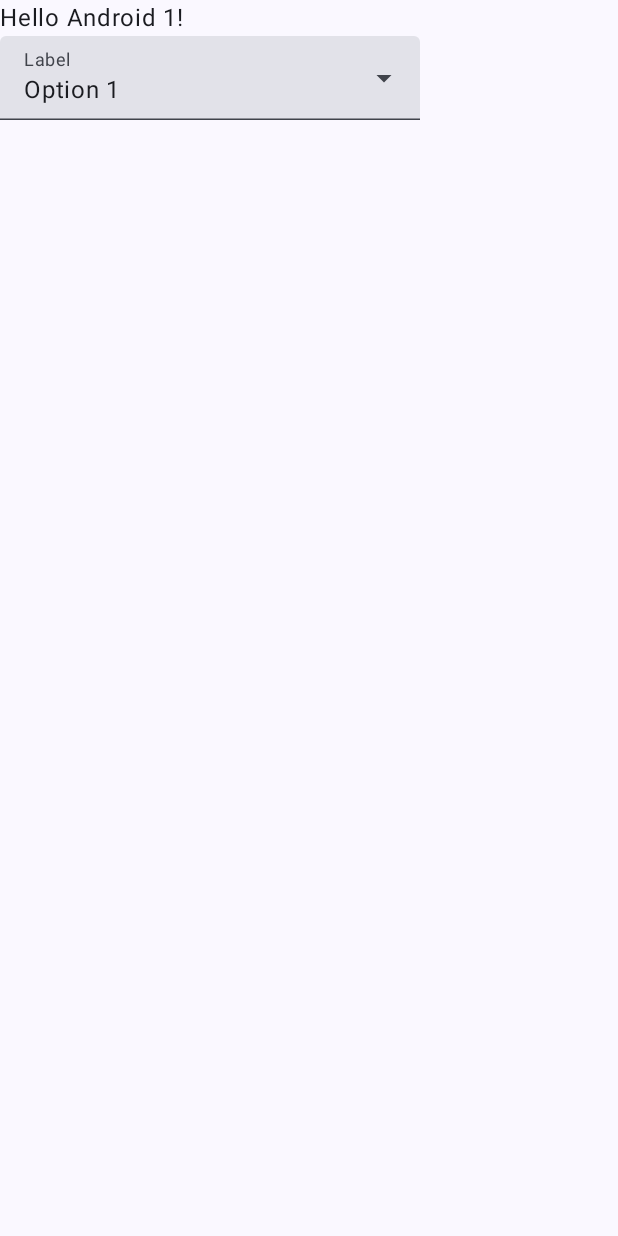
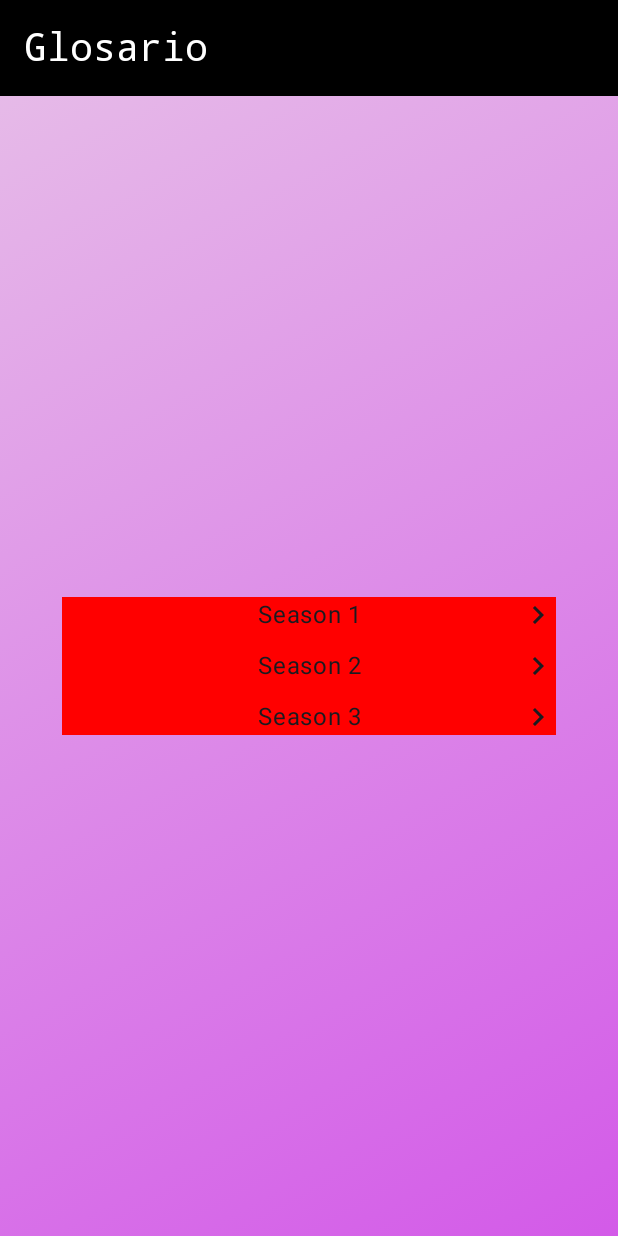
Before and after one commit to LeahTimi/Testing1_AndroidStudio, an Android app built with Jetpack Compose: the screen it shows after launch (MainActivity), on a phone screen of 412 x 824 dp. Run offline under Robolectric (Android 15) with nearby library versions, the phone set to English and light mode, and no system bars.

Commit message:
Seasons and Episodes in a Scrollable Screen, JetPack Compose and Kotlin

```diff
--- a/app/src/main/java/com/example/test1/MainActivity.kt
+++ b/app/src/main/java/com/example/test1/MainActivity.kt
@@ -5,6 +5,7 @@ import androidx.activity.ComponentActivity
 import androidx.activity.compose.setContent
 import androidx.activity.enableEdgeToEdge
 import com.example.test1.navhost.Navigation
+import com.example.test1.selectores.serieScreen
 import com.example.test1.ui.theme.Test1Theme
 
 class MainActivity : ComponentActivity() {
@@ -13,7 +14,7 @@ class MainActivity : ComponentActivity() {
         enableEdgeToEdge()
         setContent {
             Test1Theme {
-                Navigation()
+                serieScreen()
             }
         }
     }
--- /dev/null
+++ b/app/src/main/java/com/example/test1/extras/Episode.kt
@@ -0,0 +1,26 @@
+package com.example.test1.extras
+
+// Nuestro Episodio
+data class Episode(
+    val id: Int?,
+    var id_episode: Int,
+    var nombre: String,
+    var descripcion: String,
+    var episode: Int,
+    var season: Int,
+) {
+    fun toMap(): MutableMap<String, Any> {
+        return mutableMapOf(
+            "id_episode" to this.id_episode,
+            "nombre" to this.nombre,
+            "descripcion" to this.descripcion,
+            "episode" to this.episode,
+            "season" to this.season
+        ) // Fin del Mutable Map
+    }
+
+    override fun toString():String{
+        val text = String.format("%02dx%02d: %s",season,episode,nombre)
+        return text
+    }
+}
--- /dev/null
+++ b/app/src/main/java/com/example/test1/extras/Season.kt
@@ -0,0 +1,18 @@
+package com.example.test1.extras
+
+// Nuestro Episodio
+data class Season(
+    val id: Int?,
+    var id_season: Int,
+    var season: Int,
+    var episodes: ArrayList<Episode>,
+) {
+    fun toMap(): MutableMap<String, Any> {
+        return mutableMapOf(
+            "id_season" to this.id_season,
+            "season" to this.season,
+            "episodes" to this.episodes
+        ) // Fin del Mutable Map
+    }
+
+}
--- a/app/src/main/java/com/example/test1/multimedia/VideoPlayer.kt
+++ b/app/src/main/java/com/example/test1/multimedia/VideoPlayer.kt
@@ -7,7 +7,6 @@ import android.util.Log
 import android.view.ViewGroup
 import androidx.activity.ComponentActivity
 import androidx.annotation.OptIn
-import androidx.compose.foundation.clickable
 import androidx.compose.foundation.layout.fillMaxSize
 import androidx.compose.runtime.Composable
 import androidx.compose.runtime.MutableState
--- a/app/src/main/java/com/example/test1/navhost/navhost.kt
+++ b/app/src/main/java/com/example/test1/navhost/navhost.kt
@@ -12,8 +12,6 @@ import androidx.compose.runtime.Composable
 import androidx.navigation.compose.NavHost
 import androidx.navigation.compose.composable
 import androidx.navigation.compose.rememberNavController
-import com.example.test1.screen1.Screen1
-import com.example.test1.screen2.Screen2
 
     @OptIn(ExperimentalAnimationApi::class)
     @Composable
@@ -43,7 +41,7 @@ import com.example.test1.screen2.Screen2
                     )
                 }
             ) {
-                Screen1(navController = navController)
+            //    Screen1(navController = navController)
             }
             composable(
                 route = Screen.Screen2.route,
@@ -68,7 +66,7 @@ import com.example.test1.screen2.Screen2
                     )
                 }
             ) {
-                Screen2(navController = navController)
+            //    Screen2(navController = navController)
             }
         }
     }
--- /dev/null
+++ b/app/src/main/java/com/example/test1/selectores/selector.kt
@@ -0,0 +1,220 @@
+package com.example.test1.selectores
+import androidx.compose.foundation.Image
+import androidx.compose.foundation.background
+import androidx.compose.foundation.clickable
+import androidx.compose.foundation.layout.Arrangement
+import androidx.compose.foundation.layout.Box
+import androidx.compose.foundation.layout.Column
+import androidx.compose.foundation.layout.PaddingValues
+import androidx.compose.foundation.layout.Row
+import androidx.compose.foundation.layout.Spacer
+import androidx.compose.foundation.layout.fillMaxSize
+import androidx.compose.foundation.layout.fillMaxWidth
+import androidx.compose.foundation.layout.padding
+import androidx.compose.foundation.layout.size
+import androidx.compose.foundation.layout.width
+import androidx.compose.foundation.lazy.grid.GridCells
+import androidx.compose.foundation.lazy.grid.LazyVerticalGrid
+import androidx.compose.foundation.lazy.grid.items
+import androidx.compose.material.icons.Icons
+import androidx.compose.material.icons.filled.KeyboardArrowDown
+import androidx.compose.material.icons.filled.KeyboardArrowRight
+import androidx.compose.material3.CenterAlignedTopAppBar
+import androidx.compose.material3.ExperimentalMaterial3Api
+import androidx.compose.material3.Icon
+import androidx.compose.material3.Scaffold
+import androidx.compose.material3.Text
+import androidx.compose.material3.TopAppBarDefaults
+import androidx.compose.runtime.Composable
+import androidx.compose.runtime.MutableState
+import androidx.compose.runtime.mutableStateOf
+import androidx.compose.runtime.remember
+import androidx.compose.ui.Alignment
+import androidx.compose.ui.Modifier
+import androidx.compose.ui.graphics.Brush
+import androidx.compose.ui.graphics.Color
+import androidx.compose.ui.res.painterResource
+import androidx.compose.ui.text.font.FontFamily
+import androidx.compose.ui.text.style.TextAlign
+import androidx.compose.ui.tooling.preview.Preview
+import androidx.compose.ui.unit.dp
+import androidx.compose.ui.unit.sp
+import com.example.test1.extras.Episode
+import com.example.test1.extras.Season
+
+
+@Composable
+    @Preview
+    fun serieScreen(){
+        serieScaffold()
+    }
+    val arrayEpisodesS1 = ArrayList<Episode>()
+    val arrayEpisodesS2 = ArrayList<Episode>()
+    val arrayEpisodesS3 = ArrayList<Episode>()
+
+    val arraySeasons = ArrayList<Season>()
+
+    fun testArray1(){
+        for (num in 1..3){
+            val episode = Episode(id = null ,id_episode = 7,nombre = "Episodio ejemplo", episode = num, descripcion = "des des", season = 1)
+            arrayEpisodesS1.add(episode)
+        }
+    }
+    fun testArray2(){
+        for (num in 1..3){
+            val episode = Episode(id = null ,id_episode = 7,nombre = "Episodio ejemplo", episode = num, descripcion = "des des", season = 2)
+            arrayEpisodesS2.add(episode)
+        }
+    }
+    fun testArray3(){
+        for (num in 1..3){
+            val episode = Episode(id = null ,id_episode = 7,nombre = "Episodio ejemplo", episode = num, descripcion = "des des", season = 3)
+            arrayEpisodesS3.add(episode)
+        }
+    }
+
+    @OptIn(ExperimentalMaterial3Api::class)
+    @Composable
+    fun serieScaffold(){
+        Scaffold(
+            topBar = { predefiniedTopBar("Glosario",) },
+            bottomBar = {  },
+            content = { padding -> serieContent(padding = padding) }
+        ) // Scaffold
+    }
+
+    @Composable
+    fun serieContent(padding: PaddingValues){
+        Column (modifier = Modifier
+            .fillMaxSize()
+            .padding(padding)
+            .background(
+                Brush.linearGradient(
+                    colors = listOf(
+                        Color(android.graphics.Color.parseColor("#E6BAE8")),
+                        Color(android.graphics.Color.parseColor("#D35AE8"))
+                    )
+                )
+            ),
+            horizontalAlignment = Alignment.CenterHorizontally,
+            verticalArrangement = Arrangement.Center,
+            content = {
+
+                testArray1()
+                testArray2()
+                testArray3()
+
+                val season1 = Season(id = null,id_season = 0, season = 1, episodes = arrayEpisodesS1)
+                val season2 = Season(id = null,id_season = 0, season = 2, episodes = arrayEpisodesS2)
+                val season3 = Season(id = null,id_season = 0, season = 3, episodes = arrayEpisodesS3)
+
+                arraySeasons.add(season1)
+                arraySeasons.add(season2)
+                arraySeasons.add(season3)
+
+                seasonsBoxexWithEpisodeList(arraySeasons)
+            }
+        )
+    }
+
+    @Composable
+    fun seasonsBoxexWithEpisodeList(seasons: ArrayList<Season>) {
+
+        LazyVerticalGrid(
+            modifier = Modifier
+                .fillMaxWidth(0.8f)
+                .background(Color.Red),
+            columns = GridCells.Fixed(1),
+            verticalArrangement = Arrangement.spacedBy(10.dp),
+        ){
+            items(seasons){
+                SeasonBox(season = it)
+            }
+        }
+    }
+
+    @Composable
+    fun SeasonBox(season: Season){
+        val open = remember { mutableStateOf(false) }
+        Column {
+            Box(modifier = Modifier.fillMaxWidth()){
+                Text(
+                    modifier = Modifier
+                        .fillMaxSize()
+                        .clickable {
+                            open.value = !open.value
+                        },
+                    text = "Season ${season.season}",
+                    textAlign = TextAlign.Center
+                )
+                IconDisplayState(open)
+            }
+            if (open.value){
+                for(episdoe in season.episodes){
+                    EpisodeBox(episode = episdoe,open)
+                }
+            }
+        }
+    }
+    @Composable
+    fun EpisodeBox(episode: Episode, open: MutableState<Boolean>){
+        Box(modifier = Modifier){
+                Text(
+                    modifier = Modifier
+                        .fillMaxSize()
+                        .clickable {
+
+                        },
+                    text = episode.toString(),
+                    textAlign = TextAlign.Center)
+        }
+    }
+
+    @Composable
+    fun IconDisplayState(open: MutableState<Boolean>) {
+        Box(
+            modifier = Modifier.fillMaxWidth(),
+            contentAlignment = Alignment.CenterEnd
+        ) {
+            if (open.value){
+                Icon(
+                    Icons.Default.KeyboardArrowDown,
+                    contentDescription = "Closed"
+                )
+            } else {
+                Icon(
+                    Icons.Default.KeyboardArrowRight,
+                    contentDescription = "Open"
+                )
+            }
+        }
+    }
+
+@OptIn(ExperimentalMaterial3Api::class)
+@Composable
+fun predefiniedTopBar( topBarText : String){
+    CenterAlignedTopAppBar(
+        title = {
+            Row (modifier = Modifier.fillMaxWidth(),
+                verticalAlignment = Alignment.CenterVertically,
+                horizontalArrangement = Arrangement.SpaceBetween)
+            {
+                Text(text = topBarText,
+                    textAlign = TextAlign.Center,
+                    fontSize = 26.sp,
+                    color = Color.White, fontFamily = FontFamily.Monospace)
+                Spacer(modifier = Modifier.width(1.dp))
+            } // Row
+        }, // Title
+        colors = TopAppBarDefaults.mediumTopAppBarColors(containerColor = Color.Black)
+        // #A67ABD
+    )
+}
+@Composable
+fun ImgIcons( img : Int){
+    Image(painter = painterResource(id = img),
+        contentDescription = null,
+        modifier = Modifier.size(50.dp),
+        alpha = 1F
+    )
+}
```
Also changed, not shown: app/src/main/java/com/example/test1/extras/videoPlyer.kt (added, +88 -0 lines), app/src/main/java/com/example/test1/selectores/interface.kt (added, +228 -0 lines), app/src/main/res/drawable/bestiario.png (added), app/src/main/res/drawable/collection.jpg (added), app/src/main/res/drawable/gachamlp.jpg (added).
